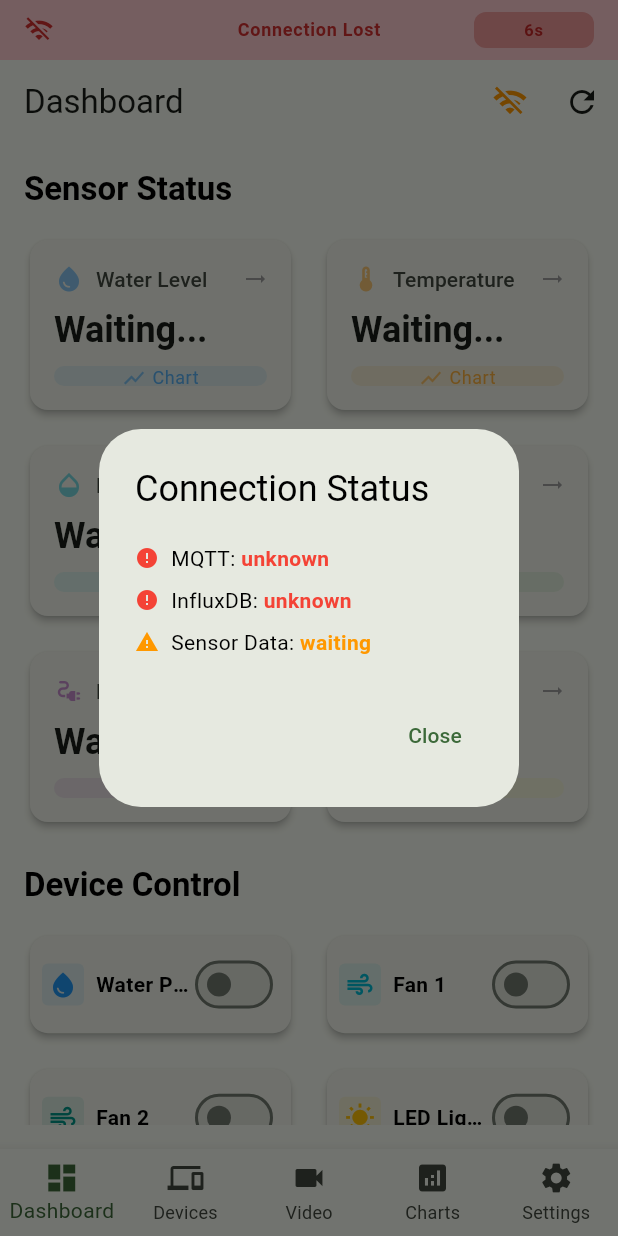
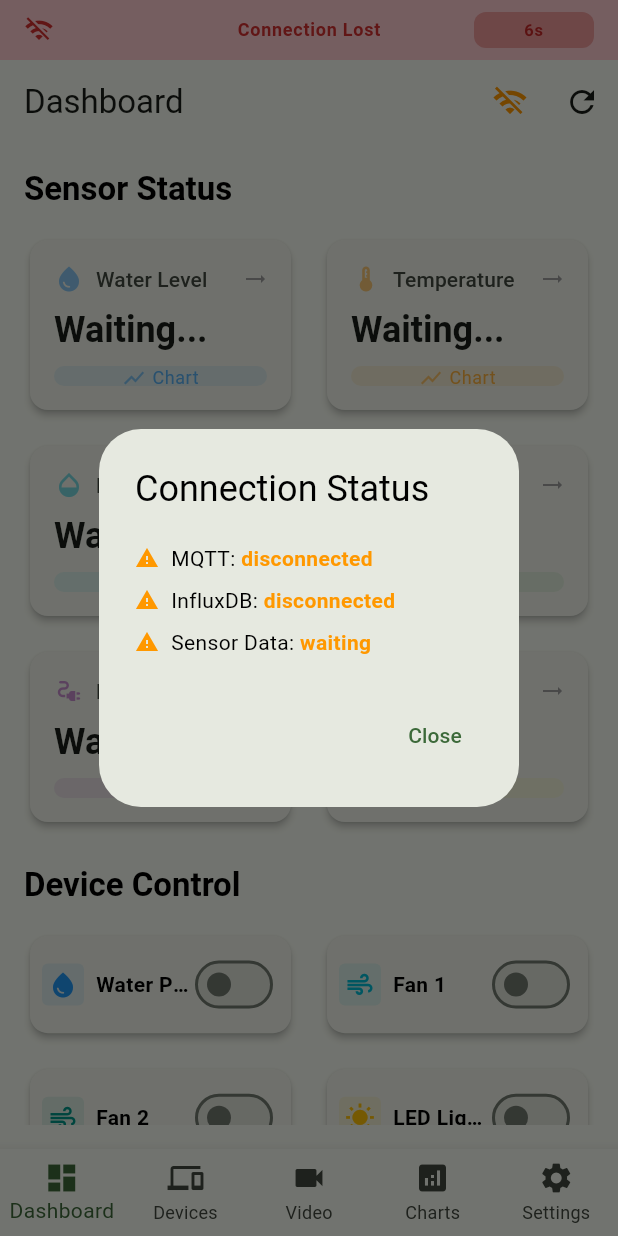
Before and after one commit to BBowdon00/Hydroponic_Monitor, a Flutter app: the screen it shows after launch, after a tap on the "wifi off" icon, on a phone screen of 412 x 824 dp. Run offline on Flutter 3.47's test engine with Material 3 defaults, Android fonts, the phone set to English and light mode, and no system bars; our stand-ins replace flutter_dotenv, go_router, hooks_riverpod; missing offline and left inert: influxdb_client, mqtt_client.

Commit message:
Consolidate connection status providers - remove redundant individual MQTT/InfluxDB providers
Co-authored-by: BBowdon00 <38965231+BBowdon00@users.noreply.github.com>

```diff
--- a/lib/presentation/pages/dashboard_page.dart
+++ b/lib/presentation/pages/dashboard_page.dart
@@ -7,6 +7,7 @@ import '../../domain/entities/sensor_data.dart';
 import '../providers/sensor_aggregation_providers.dart';
 import '../providers/device_control_providers.dart';
 import '../providers/data_providers.dart';
+import '../providers/connection_status_provider.dart';
 
 /// Dashboard page showing overview of sensor data and system status.
 class DashboardPage extends ConsumerStatefulWidget {
@@ -394,8 +395,7 @@ class _DashboardPageState extends ConsumerState<DashboardPage> {
   }
 
   void _showConnectionStatus(BuildContext context) {
-    final mqttConnection = ref.read(mqttConnectionStatusProvider);
-    final influxConnection = ref.read(influxConnectionStatusProvider);
+    final connectionStatus = ref.read(connectionStatusProvider);
     final hasSensorData = ref.watch(hasSensorDataProvider);
 
     showDialog(
@@ -406,13 +406,31 @@ class _DashboardPageState extends ConsumerState<DashboardPage> {
           mainAxisSize: MainAxisSize.min,
           crossAxisAlignment: CrossAxisAlignment.start,
           children: [
-            _buildConnectionRow(
-              'MQTT',
-              mqttConnection.asData?.value ?? 'unknown',
-            ),
-            _buildConnectionRow(
-              'InfluxDB',
-              influxConnection.asData?.value ?? 'unknown',
+            connectionStatus.when(
+              data: (status) => Column(
+                children: [
+                  _buildConnectionRow(
+                    'MQTT',
+                    status.mqttConnected ? 'connected' : 'disconnected',
+                  ),
+                  _buildConnectionRow(
+                    'InfluxDB',
+                    status.influxConnected ? 'connected' : 'disconnected',
+                  ),
+                ],
+              ),
+              loading: () => Column(
+                children: [
+                  _buildConnectionRow('MQTT', 'loading'),
+                  _buildConnectionRow('InfluxDB', 'loading'),
+                ],
+              ),
+              error: (_, __) => Column(
+                children: [
+                  _buildConnectionRow('MQTT', 'error'),
+                  _buildConnectionRow('InfluxDB', 'error'),
+                ],
+              ),
             ),
             _buildConnectionRow(
               'Sensor Data',
@@ -445,6 +463,10 @@ class _DashboardPageState extends ConsumerState<DashboardPage> {
         statusColor = Colors.orange;
         statusIcon = Icons.warning;
         break;
+      case 'loading':
+        statusColor = Colors.blue;
+        statusIcon = Icons.sync;
+        break;
       default:
         statusColor = Colors.red;
         statusIcon = Icons.error;
--- a/lib/presentation/providers/data_providers.dart
+++ b/lib/presentation/providers/data_providers.dart
@@ -167,17 +167,7 @@ final deviceStatusUpdatesProvider = StreamProvider<Device>((ref) {
   return deviceRepository.deviceStatusUpdates;
 });
 
-/// Provider for MQTT connection status stream.
-final mqttConnectionStatusProvider = StreamProvider<String>((ref) {
-  final mqttService = ref.read(mqttServiceProvider);
-  return mqttService.connectionStream;
-});
-
-/// Provider for InfluxDB connection status stream.
-final influxConnectionStatusProvider = StreamProvider<String>((ref) {
-  final influxService = ref.read(influxServiceProvider);
-  return influxService.connectionStream;
-});
+// Individual connection status providers removed - use connectionStatusProvider instead
 
 /// Provider for latest sensor readings.
 final latestSensorReadingsProvider = FutureProvider<List<SensorData>>((
```
Also changed, not shown: 1 other file.
